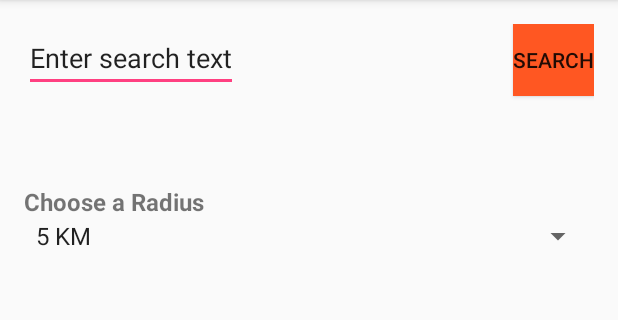
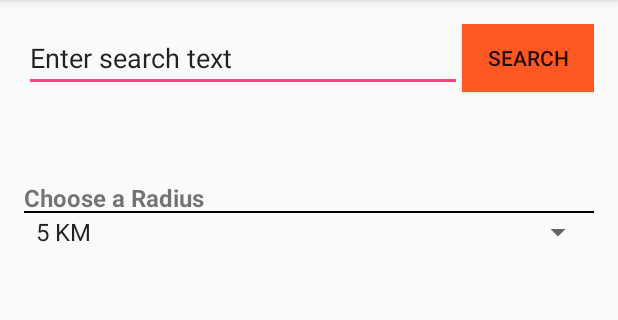
Before and after one commit to Favna/KB-50.10-Repo, an Android app: the screen it shows after launch (SearchActivity), on a phone screen of 412 x 824 dp, the part 84-404 px from its top. Run offline under Robolectric (Android 15) with nearby library versions, the phone set to English and light mode, and no system bars.

Commit message:
Core/Style: Styled SearchActivity a bit

```diff
--- a/WorkSurge/app/src/main/java/com/example/method/worksurge/SearchActivity.java
+++ b/WorkSurge/app/src/main/java/com/example/method/worksurge/SearchActivity.java
@@ -87,7 +87,7 @@ public class SearchActivity extends AppCompatActivity {
         // it be more clean / better?
         EditText textSearchBox = (EditText) findViewById(R.id.txtSearch);
         Spinner spinnerKm = (Spinner) findViewById(R.id.static_spinner);
-        int radius = Integer.parseInt(spinnerKm.getSelectedItem().toString()); // KM radius, convert if non-standard
+        int radius = Integer.parseInt(spinnerKm.getSelectedItem().toString().replaceAll("\\D+", "")); // KM radius, convert if non-standard
         String location = ""; // GPS Loc
         String activityChoice = "";
 
--- /dev/null
+++ b/WorkSurge/app/src/main/res/drawable/text_underline.xml
@@ -0,0 +1,14 @@
+<?xml version="1.0" encoding="utf-8"?>
+<layer-list xmlns:android="http://schemas.android.com/apk/res/android" >
+    <item
+        android:bottom="1dp"
+        android:top="-2dp"
+        android:left="-2dp"
+        android:right="-2dp">
+        <shape
+            android:shape="rectangle">
+           <stroke android:width="1dp" android:color="#000000" />
+            <solid android:color="#00000000" />
+        </shape>
+    </item>
+</layer-list>
--- a/WorkSurge/app/src/main/res/layout/content_search.xml
+++ b/WorkSurge/app/src/main/res/layout/content_search.xml
@@ -19,7 +19,6 @@
         android:layout_below="@+id/txtRadius" />
 
     <Button
-        style="?android:attr/buttonStyleSmall"
         android:layout_width="wrap_content"
         android:layout_height="wrap_content"
         android:text="@string/btnSearchAction"
@@ -28,7 +27,8 @@
         android:background="?attr/colorPrimary"
         android:layout_alignParentTop="true"
         android:layout_alignParentRight="true"
-        android:layout_alignParentEnd="true" />
+        android:layout_alignParentEnd="true"
+        android:layout_alignBottom="@+id/txtSearch" />
 
     <EditText
         android:layout_width="wrap_content"
@@ -38,15 +38,18 @@
         android:layout_alignParentLeft="true"
         android:layout_alignParentStart="true"
         android:text="@string/txtSearchBox"
-        android:inputType="text" />
+        android:inputType="text"
+        android:layout_toLeftOf="@+id/btnSearch"
+        android:layout_toStartOf="@+id/btnSearch" />
 
     <TextView
-        android:layout_width="wrap_content"
+        android:layout_width="fill_parent"
         android:layout_height="wrap_content"
         android:text="@string/txtRadius"
         android:id="@+id/txtRadius"
         android:textSize="16dp"
         android:textStyle="bold"
+        android:background="@drawable/text_underline"
         android:layout_marginTop="59dp"
         android:layout_below="@+id/btnSearch"
         android:layout_alignParentLeft="true"
```
